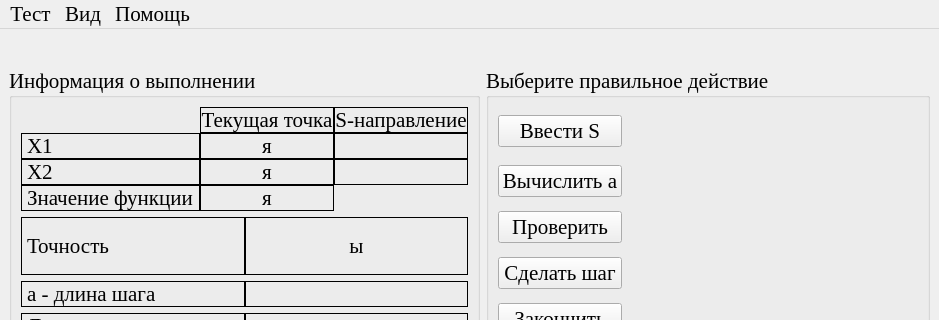
This is optimizationmethods/ui/FasterDescent.ui in Eliminationzx/optimizationmethods as Qt 5 draws it before an edit; both pictures show x 0 to 939 and y 0 to 320 of the 939 by 629 pixel window. The edited form follows.
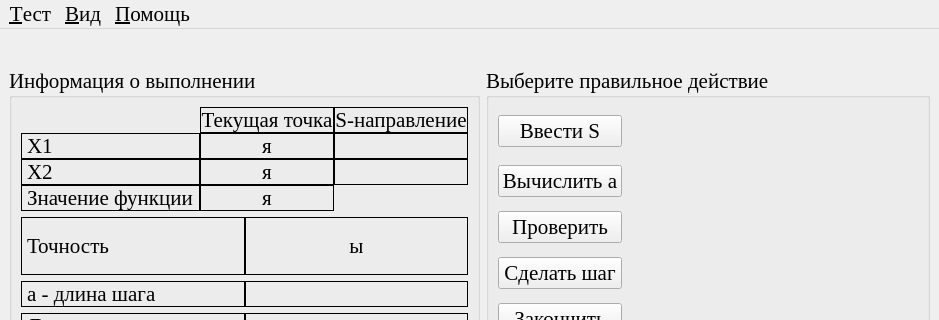
This is the edited form. Icons and pictures are not drawn.

Commit message: Добавил в меню третьего метода буквы вызова.

```diff
--- a/optimizationmethods/ui/FasterDescent.ui
+++ b/optimizationmethods/ui/FasterDescent.ui
@@ -806,12 +806,12 @@
      <x>0</x>
      <y>0</y>
      <width>914</width>
-     <height>23</height>
+     <height>30</height>
     </rect>
    </property>
    <widget class="QMenu" name="menu">
     <property name="title">
-     <string>Помощь</string>
+     <string>&amp;Помощь</string>
     </property>
     <addaction name="helpo_action"/>
     <addaction name="separator"/>
@@ -819,13 +819,13 @@
    </widget>
    <widget class="QMenu" name="menu_2">
     <property name="title">
-     <string>Вид</string>
+     <string>&amp;Вид</string>
     </property>
     <addaction name="difiniFonto_act"/>
    </widget>
    <widget class="QMenu" name="menu_3">
     <property name="title">
-     <string>Тест</string>
+     <string>&amp;Тест</string>
     </property>
     <addaction name="recomenc_acn"/>
     <addaction name="action"/>
```
Left out of the diff: 4 changed lines with no effect on the pictures.
